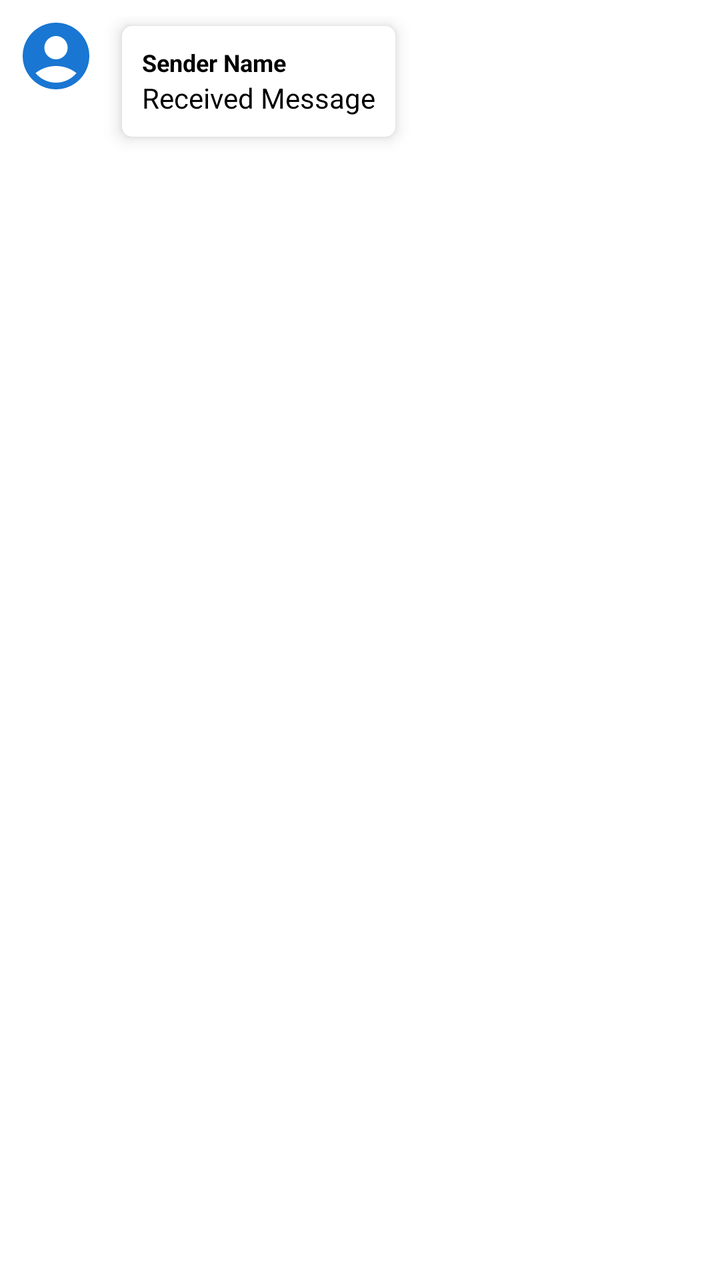
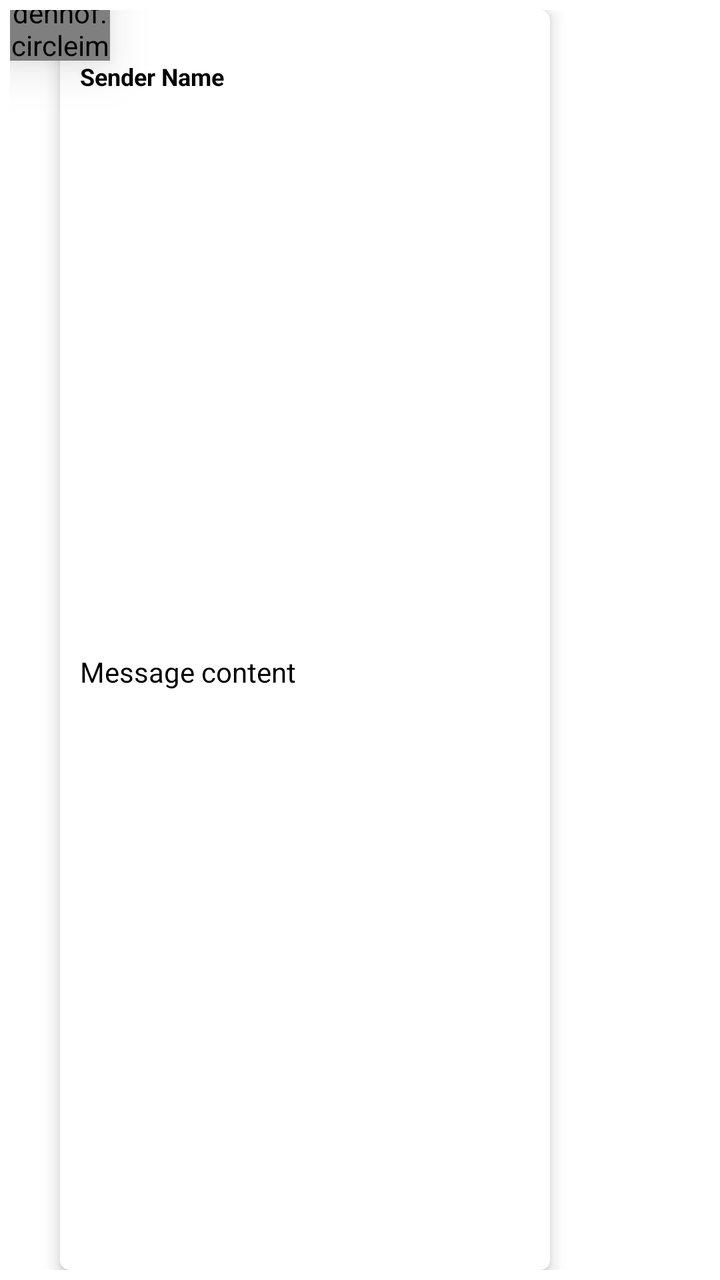

Two renders of the same Android screen: before a commit and after it. Below are the layout's source before the change and the commit's diff.
<!-- AndroidManifest.xml: application theme Theme.CQ_mobile -->
<!-- res/layout/item_message_received.xml -->
<?xml version="1.0" encoding="utf-8"?>
<LinearLayout xmlns:android="http://schemas.android.com/apk/res/android"
    android:layout_width="match_parent"
    android:layout_height="wrap_content"
    android:gravity="start"
    android:orientation="horizontal"
    android:padding="8dp">

    <ImageView
        android:id="@+id/senderAvatar"
        android:layout_width="40dp"
        android:layout_height="40dp"
        android:layout_marginEnd="8dp"
        android:scaleType="centerCrop"
        android:src="@drawable/emptyglide" />

    <LinearLayout
        android:id="@+id/messageContainer"
        android:layout_width="wrap_content"
        android:layout_height="wrap_content"
        android:elevation="5dp"
        android:background="@drawable/background_white"
        android:padding="10dp"
        android:layout_margin="5dp"
        android:orientation="vertical">

        <TextView
            android:id="@+id/senderName"
            android:layout_width="wrap_content"
            android:layout_height="wrap_content"
            android:text="Sender Name"
            android:textSize="12sp"
            android:textStyle="bold"
            android:textColor="@android:color/black"/>

        <TextView
            android:id="@+id/messageText"
            android:layout_width="wrap_content"
            android:layout_height="wrap_content"
            android:text="Received Message"
            android:textSize="14sp"
            android:textColor="@android:color/black"/>
    </LinearLayout>
</LinearLayout>
<!-- resources referenced by this layout -->
<resources>
  <!-- drawable background_white (drawable) -->
  <shape xmlns:android="http://schemas.android.com/apk/res/android">
      
      <solid android:color="#FFFFFF" /> 
  
      
      <corners android:radius="5dp" />
  
      
      <padding
          android:left="8dp"
          android:top="8dp"
          android:right="8dp"
          android:bottom="8dp" />
  </shape>
  <!-- drawable emptyglide (drawable) -->
  <vector xmlns:android="http://schemas.android.com/apk/res/android" android:height="24dp" android:tint="#1976D2" android:viewportHeight="24" android:viewportWidth="24" android:width="24dp">
  
      <path android:fillColor="@color/cq_grey" android:pathData="M12,2C6.48,2 2,6.48 2,12s4.48,10 10,10s10,-4.48 10,-10S17.52,2 12,2zM12,6c1.93,0 3.5,1.57 3.5,3.5S13.93,13 12,13s-3.5,-1.57 -3.5,-3.5S10.07,6 12,6zM12,20c-2.03,0 -4.43,-0.82 -6.14,-2.88C7.55,15.8 9.68,15 12,15s4.45,0.8 6.14,2.12C16.43,19.18 14.03,20 12,20z"/>
  
  </vector>
  <style name="Theme.CQ_mobile" parent="Theme.MaterialComponents.DayNight.DarkActionBar">
          
          <item name="colorPrimary">@color/purple_500</item>
          <item name="colorPrimaryVariant">@color/purple_700</item>
          <item name="colorOnPrimary">@color/white</item>
          
          <item name="colorSecondary">@color/teal_200</item>
          <item name="colorSecondaryVariant">@color/teal_700</item>
          <item name="colorOnSecondary">@color/black</item>
          
          <item name="android:statusBarColor">?attr/colorPrimaryVariant</item>
          
      </style>
  <color name="cq_grey">#C1C0C0</color>
  <color name="purple_500">#000000</color>
  <color name="purple_700">#000000</color>
  <color name="white">#FFFFFFFF</color>
  <color name="teal_200">#1976D2</color>
  <color name="teal_700">#FF018786</color>
  <color name="black">#FF000000</color>
</resources>

<!-- the commit's change to res/layout/item_message_received.xml (unified diff, before → after) -->
@@ -1,44 +1,74 @@
 <?xml version="1.0" encoding="utf-8"?>
-<LinearLayout xmlns:android="http://schemas.android.com/apk/res/android"
+<androidx.constraintlayout.widget.ConstraintLayout xmlns:android="http://schemas.android.com/apk/res/android"
+    xmlns:app="http://schemas.android.com/apk/res-auto"
     android:layout_width="match_parent"
     android:layout_height="wrap_content"
-    android:gravity="start"
     android:orientation="horizontal"
-    android:padding="8dp">
+    android:padding="5dp">
 
-    <ImageView
+    <de.hdodenhof.circleimageview.CircleImageView
         android:id="@+id/senderAvatar"
-        android:layout_width="40dp"
-        android:layout_height="40dp"
-        android:layout_marginEnd="8dp"
+        android:layout_width="50dp"
+        android:layout_height="50dp"
+        android:background="@drawable/baseline_circle"
+        android:elevation="15dp"
         android:scaleType="centerCrop"
-        android:src="@drawable/emptyglide" />
+        android:src="@drawable/emptyglide"
+        app:layout_constraintBottom_toTopOf="@+id/messageContainer"
+        app:layout_constraintEnd_toStartOf="@+id/messageContainer"
+        app:layout_constraintStart_toStartOf="@+id/messageContainer"
+        app:layout_constraintTop_toTopOf="@+id/messageContainer" />
 
-    <LinearLayout
+
+    <androidx.constraintlayout.widget.ConstraintLayout
         android:id="@+id/messageContainer"
-        android:layout_width="wrap_content"
-        android:layout_height="wrap_content"
+        android:layout_width="0dp"
+        android:layout_height="match_parent"
+        android:layout_marginStart="25dp"
+        android:background="@drawable/background_white"
         android:elevation="5dp"
-        android:background="@drawable/background_white"
         android:padding="10dp"
-        android:layout_margin="5dp"
-        android:orientation="vertical">
+        app:layout_constraintBottom_toBottomOf="parent"
+        app:layout_constraintEnd_toStartOf="@+id/guideline3"
+        app:layout_constraintStart_toStartOf="parent"
+        app:layout_constraintTop_toTopOf="parent">
+
 
         <TextView
-            android:id="@+id/senderName"
+            android:id="@+id/name"
             android:layout_width="wrap_content"
             android:layout_height="wrap_content"
+            android:layout_marginTop="15dp"
             android:text="Sender Name"
+            android:textColor="@android:color/black"
             android:textSize="12sp"
             android:textStyle="bold"
-            android:textColor="@android:color/black"/>
+            app:layout_constraintStart_toStartOf="parent"
+            app:layout_constraintTop_toTopOf="parent" />
 
         <TextView
             android:id="@+id/messageText"
-            android:layout_width="wrap_content"
+            android:layout_width="match_parent"
             android:layout_height="wrap_content"
-            android:text="Received Message"
+            android:paddingEnd="10dp"
+            android:text="Message content "
+            android:textAlignment="viewStart"
+            android:textColor="@android:color/black"
             android:textSize="14sp"
-            android:textColor="@android:color/black"/>
-    </LinearLayout>
-</LinearLayout>
+            app:layout_constraintBottom_toBottomOf="parent"
+            app:layout_constraintEnd_toEndOf="parent"
+            app:layout_constraintHorizontal_bias="1.0"
+            app:layout_constraintStart_toStartOf="@+id/name"
+            app:layout_constraintTop_toBottomOf="@+id/name" />
+
+    </androidx.constraintlayout.widget.ConstraintLayout>
+
+    <androidx.constraintlayout.widget.Guideline
+        android:id="@+id/guideline3"
+        android:layout_width="wrap_content"
+        android:layout_height="wrap_content"
+        android:orientation="vertical"
+        app:layout_constraintGuide_begin="270dp" />
+
+
+</androidx.constraintlayout.widget.ConstraintLayout>
<!-- resource entries referenced after the edit -->
@@ -15,6 +15,12 @@
           android:right="8dp"
           android:bottom="8dp" />
   </shape>
+  <!-- drawable baseline_circle (drawable) -->
+  <vector xmlns:android="http://schemas.android.com/apk/res/android" android:height="26dp" android:tint="#FFFFFF" android:viewportHeight="24" android:viewportWidth="24" android:width="26dp">
+        
+      <path android:fillColor="@android:color/white" android:pathData="M12,12m-10,0a10,10 0,1 1,20 0a10,10 0,1 1,-20 0"/>
+      
+  </vector>
   <!-- drawable emptyglide (drawable) -->
   <vector xmlns:android="http://schemas.android.com/apk/res/android" android:height="24dp" android:tint="#1976D2" android:viewportHeight="24" android:viewportWidth="24" android:width="24dp">
   
